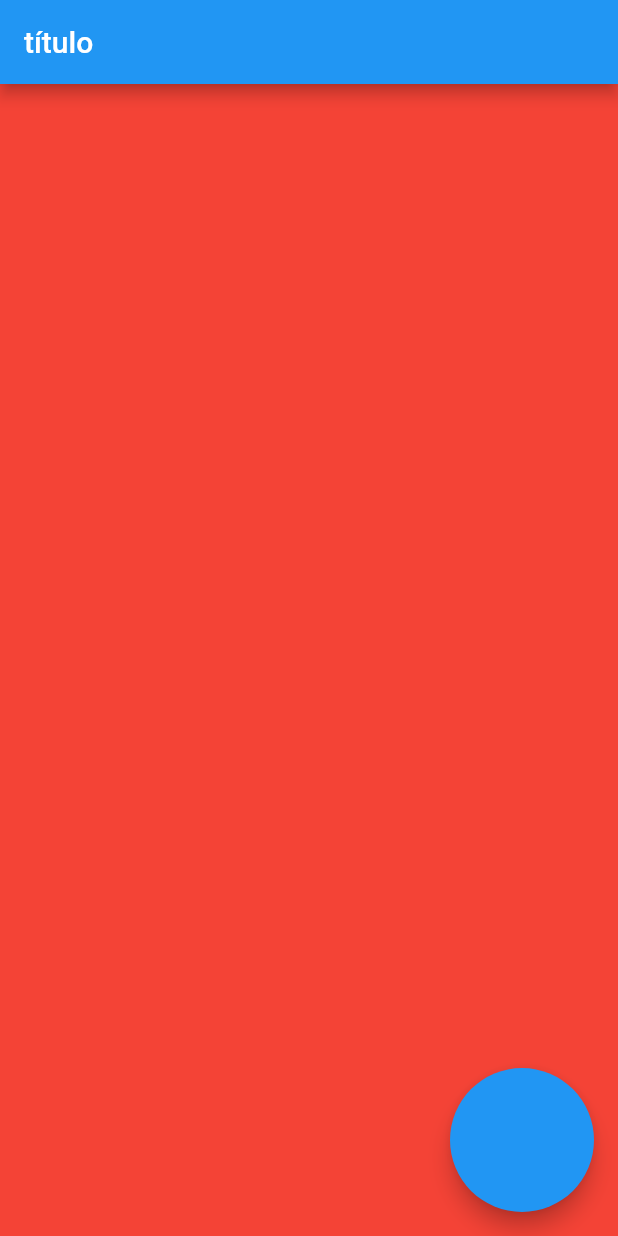
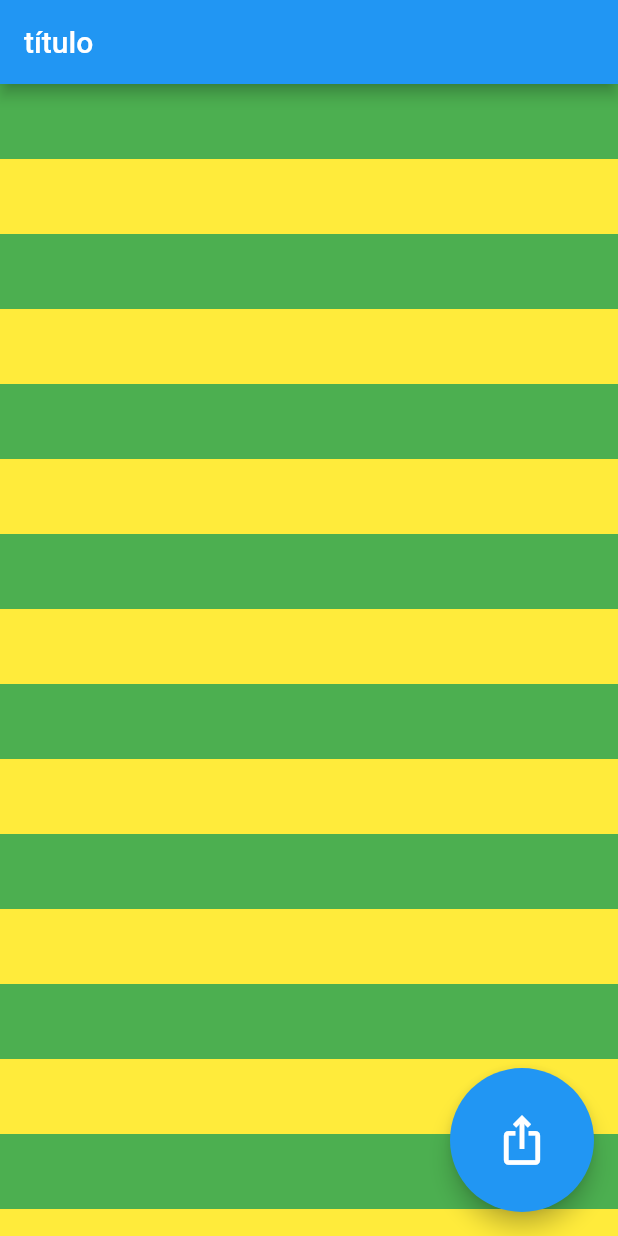
Before and after one commit to eduardobandeiramg/Flutter_basico, a Flutter app: the screen it shows after launch, on a phone screen of 412 x 824 dp. Run offline on Flutter 3.47's test engine with Material 2 defaults, Android fonts, the phone set to English and light mode, and no system bars.

Commit message:
finalizando com listview, padding, stateful, LinearProgressionIndicator

```diff
--- a/lib/main.dart
+++ b/lib/main.dart
@@ -12,11 +12,36 @@ class MyApp extends StatelessWidget {
   Widget build(BuildContext context) {
     return MaterialApp(
         home: Scaffold(
-          floatingActionButton: FloatingActionButton.large(onPressed: (){print("apertou o botao");}),
+          floatingActionButton: FloatingActionButton.large(onPressed: (){print("apertou o botao");},
+          child: Icon(Icons.ios_share),),
           appBar: AppBar(
             title: Text("título"),
           ),
-          body: Container(color: Colors.red,),
+          body: Container(child: ListView(
+            children: [
+              Container(height: 50, color: Colors.green,),
+              Container(height: 50, color: Colors.yellow,),
+              Container(height: 50, color: Colors.green,),
+              Container(height: 50, color: Colors.yellow,),
+              Container(height: 50, color: Colors.green,),
+              Container(height: 50, color: Colors.yellow,),              Container(height: 50, color: Colors.green,),
+              Container(height: 50, color: Colors.yellow,),              Container(height: 50, color: Colors.green,),
+              Container(height: 50, color: Colors.yellow,),              Container(height: 50, color: Colors.green,),
+              Container(height: 50, color: Colors.yellow,),              Container(height: 50, color: Colors.green,),
+              Container(height: 50, color: Colors.yellow,),              Container(height: 50, color: Colors.green,),
+              Container(height: 50, color: Colors.yellow,),              Container(height: 50, color: Colors.green,),
+              Container(height: 50, color: Colors.yellow,),              Container(height: 50, color: Colors.green,),
+              Container(height: 50, color: Colors.yellow,),              Container(height: 50, color: Colors.green,),
+              Container(height: 50, color: Colors.yellow,),              Container(height: 50, color: Colors.green,),
+              Container(height: 50, color: Colors.yellow,),              Container(height: 50, color: Colors.green,),
+              Container(height: 50, color: Colors.yellow,),              Container(height: 50, color: Colors.green,),
+              Container(height: 50, color: Colors.yellow,),              Container(height: 50, color: Colors.green,),
+              Container(height: 50, color: Colors.yellow,),              Container(height: 50, color: Colors.green,),
+              Container(height: 50, color: Colors.yellow,),              Container(height: 50, color: Colors.green,),
+              Container(height: 50, color: Colors.yellow,),
+
+            ],
+          ),),
         )
 
         );
@@ -24,7 +49,17 @@ class MyApp extends StatelessWidget {
 
 }
 ///Atalhos jmportantes:
-///Opções para envolver elemento: clicar no elemento > option + enter
+///Opções para envolver elemento: clicar no elemento > option + enter (ou mudar estado da classe)
 ///
 ///
+///Resumo:
 ///
+///widgets(objetos) possuem em seus construtores parametros obrigatorios e opcionais
+///Esses parametros podem definir tanto características do widget como outros widgets que farão parte dele
+///(child ou children).
+///
+///container, row, columns, stack (containers evitam overflow)
+///scaffold
+///listview
+///padding (EdgeInsets. ...)
+///LinearProgressIndicator
```
